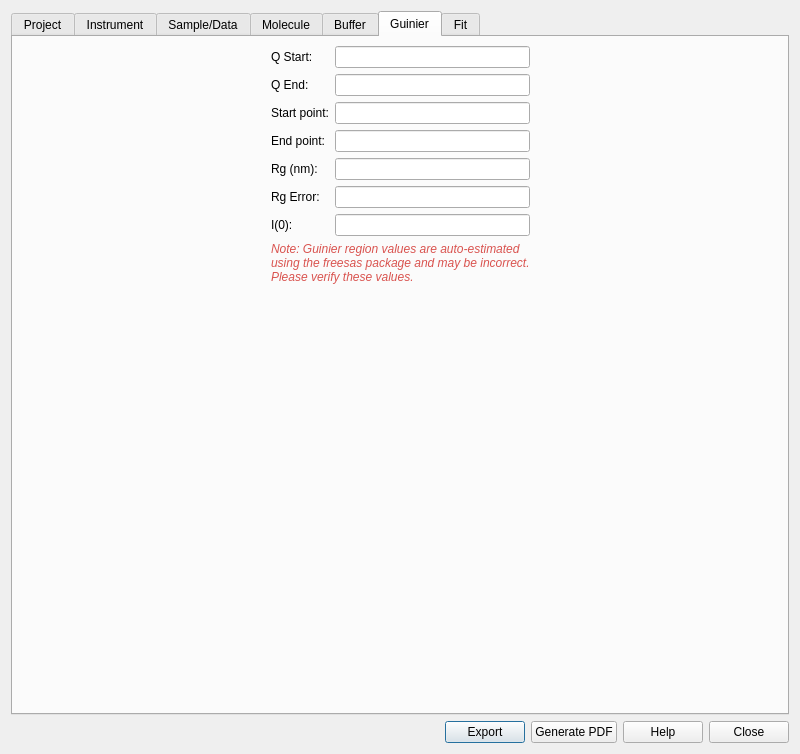
First picture: the form in src/sas/qtgui/Utilities/SASBDB/UI/SASBDBDialogUI.ui, repository SasView/sasview, before the edit.
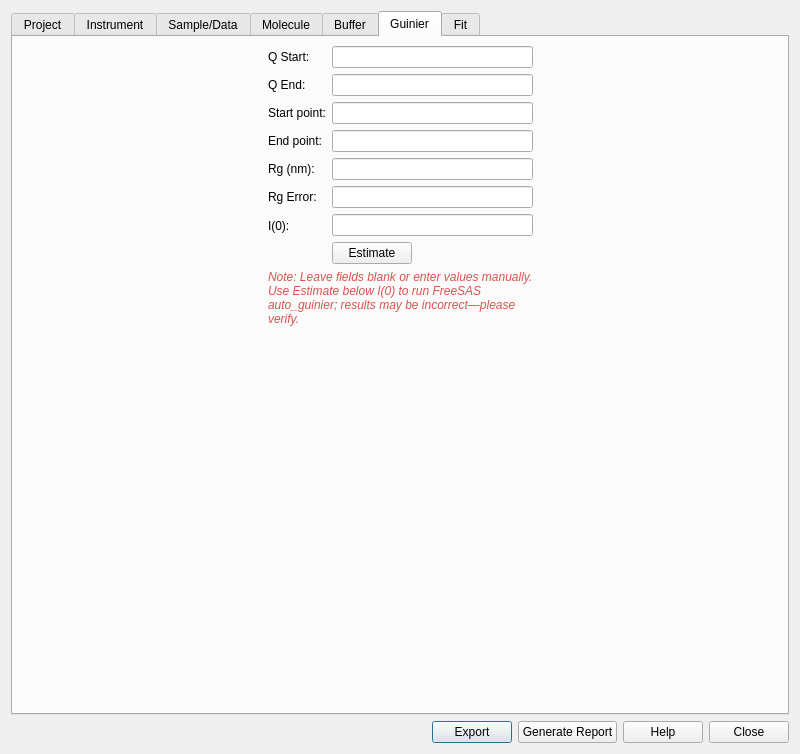
Second picture: the form after the edit. The open tabs and pages were chosen to show the change.

Commit message:
Add FreeSAS Guinier estimation feature to SASBDB dialog
- Introduced a new button in the Guinier tab to estimate values using FreeSAS for 1D datasets.
- Updated the dialog to accept optional 1D data for Guinier analysis.
- Modified the UI to allow manual entry of Guinier values, enhancing user flexibility.
- Adjusted documentation to reflect changes in the Guinier tab functionality and user instructions.
- Removed automatic population of Guinier fields; users can now choose to estimate or enter values manually.

```diff
--- a/src/sas/qtgui/Utilities/SASBDB/UI/SASBDBDialogUI.ui
+++ b/src/sas/qtgui/Utilities/SASBDB/UI/SASBDBDialogUI.ui
@@ -557,11 +557,7 @@
         </widget>
        </item>
        <item row="0" column="1">
-        <widget class="QLineEdit" name="txtGuinierRangeStart">
-         <property name="readOnly">
-          <bool>true</bool>
-         </property>
-        </widget>
+        <widget class="QLineEdit" name="txtGuinierRangeStart"/>
        </item>
        <item row="1" column="0">
         <widget class="QLabel" name="lblGuinierRangeEnd">
@@ -571,11 +567,7 @@
         </widget>
        </item>
        <item row="1" column="1">
-        <widget class="QLineEdit" name="txtGuinierRangeEnd">
-         <property name="readOnly">
-          <bool>true</bool>
-         </property>
-        </widget>
+        <widget class="QLineEdit" name="txtGuinierRangeEnd"/>
        </item>
        <item row="2" column="0">
         <widget class="QLabel" name="lblGuinierStartPoint">
@@ -585,11 +577,7 @@
         </widget>
        </item>
        <item row="2" column="1">
-        <widget class="QLineEdit" name="txtGuinierStartPoint">
-         <property name="readOnly">
-          <bool>true</bool>
-         </property>
-        </widget>
+        <widget class="QLineEdit" name="txtGuinierStartPoint"/>
        </item>
        <item row="3" column="0">
         <widget class="QLabel" name="lblGuinierEndPoint">
@@ -599,11 +587,7 @@
         </widget>
        </item>
        <item row="3" column="1">
-        <widget class="QLineEdit" name="txtGuinierEndPoint">
-         <property name="readOnly">
-          <bool>true</bool>
-         </property>
-        </widget>
+        <widget class="QLineEdit" name="txtGuinierEndPoint"/>
        </item>
        <item row="4" column="0">
         <widget class="QLabel" name="lblGuinierRg">
@@ -613,11 +597,7 @@
         </widget>
        </item>
        <item row="4" column="1">
-        <widget class="QLineEdit" name="txtGuinierRg">
-         <property name="readOnly">
-          <bool>true</bool>
-         </property>
-        </widget>
+        <widget class="QLineEdit" name="txtGuinierRg"/>
        </item>
        <item row="5" column="0">
         <widget class="QLabel" name="lblGuinierRgError">
@@ -627,11 +607,7 @@
         </widget>
        </item>
        <item row="5" column="1">
-        <widget class="QLineEdit" name="txtGuinierRgError">
-         <property name="readOnly">
-          <bool>true</bool>
-         </property>
-        </widget>
+        <widget class="QLineEdit" name="txtGuinierRgError"/>
        </item>
        <item row="6" column="0">
         <widget class="QLabel" name="lblGuinierI0">
@@ -641,16 +617,84 @@
         </widget>
        </item>
        <item row="6" column="1">
-        <widget class="QLineEdit" name="txtGuinierI0">
-         <property name="readOnly">
-          <bool>true</bool>
-         </property>
+        <widget class="QWidget" name="widgetGuinierI0Column">
+         <layout class="QVBoxLayout" name="verticalLayoutGuinierI0">
+          <property name="leftMargin">
+           <number>0</number>
+          </property>
+          <property name="topMargin">
+           <number>0</number>
+          </property>
+          <property name="rightMargin">
+           <number>0</number>
+          </property>
+          <property name="bottomMargin">
+           <number>0</number>
+          </property>
+          <property name="spacing">
+           <number>6</number>
+          </property>
+          <item>
+           <widget class="QLineEdit" name="txtGuinierI0"/>
+          </item>
+          <item>
+           <layout class="QHBoxLayout" name="horizontalLayoutGuinierEstimate">
+            <property name="spacing">
+             <number>0</number>
+            </property>
+            <property name="leftMargin">
+             <number>0</number>
+            </property>
+            <property name="topMargin">
+             <number>0</number>
+            </property>
+            <property name="rightMargin">
+             <number>0</number>
+            </property>
+            <property name="bottomMargin">
+             <number>0</number>
+            </property>
+            <item>
+             <widget class="QPushButton" name="btnGuinierEstimateFreeSAS">
+              <property name="autoDefault">
+               <bool>false</bool>
+              </property>
+              <property name="default">
+               <bool>false</bool>
+              </property>
+              <property name="text">
+               <string>Estimate</string>
+              </property>
+              <property name="toolTip">
+               <string>Run freesas auto_guinier on the current 1D dataset and fill the Guinier fields.</string>
+              </property>
+             </widget>
+            </item>
+            <item>
+             <spacer name="horizontalSpacerGuinierEstimate">
+              <property name="orientation">
+               <enum>Qt::Horizontal</enum>
+              </property>
+              <property name="sizeHint" stdset="0">
+               <size>
+                <width>40</width>
+                <height>20</height>
+               </size>
+              </property>
+              <property name="sizeType">
+               <enum>QSizePolicy::Expanding</enum>
+              </property>
+             </spacer>
+            </item>
+           </layout>
+          </item>
+         </layout>
         </widget>
        </item>
        <item row="7" column="0" colspan="2">
         <widget class="QLabel" name="lblGuinierNote">
          <property name="text">
-          <string>Note: Guinier region values are auto-estimated using the freesas package and may be incorrect. Please verify these values.</string>
+          <string>Note: Leave fields blank or enter values manually. Use Estimate below I(0) to run FreeSAS auto_guinier; results may be incorrect—please verify.</string>
          </property>
          <property name="wordWrap">
           <bool>true</bool>
@@ -872,7 +916,7 @@
      <item>
       <widget class="QPushButton" name="cmdGeneratePDF">
        <property name="text">
-        <string>Generate PDF</string>
+        <string>Generate Report</string>
        </property>
       </widget>
      </item>
```
The commit also changes 6 other files.
